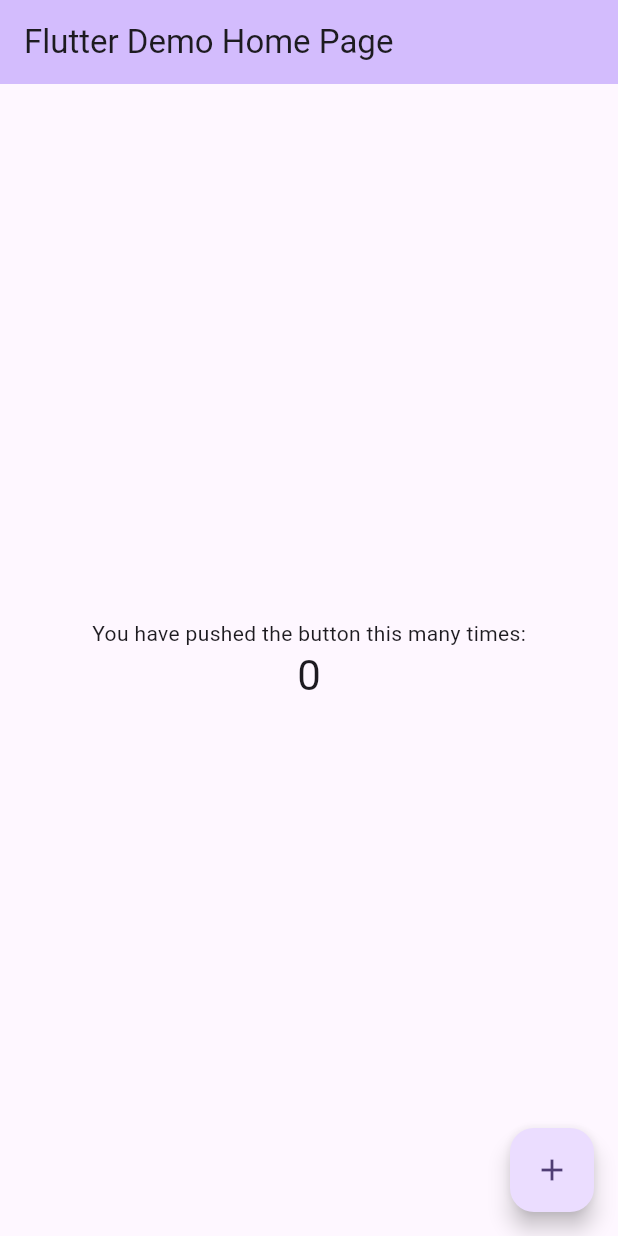
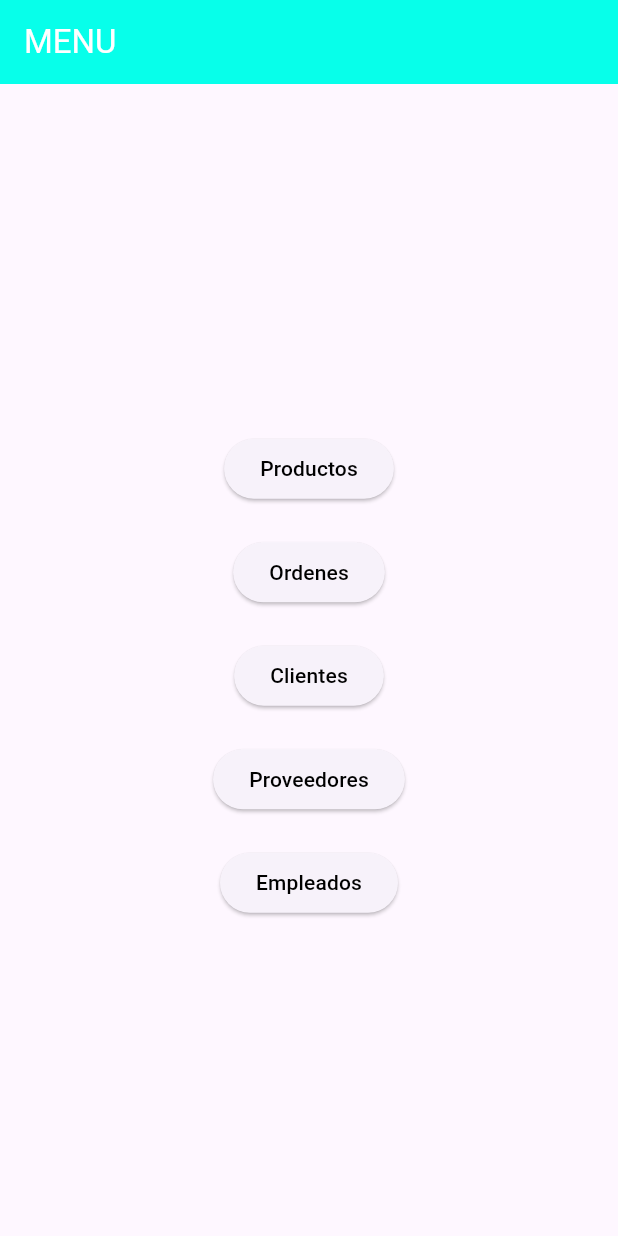
Before and after one commit to Noysen02/PM2, a Flutter app: the screen it shows after launch, on a phone screen of 412 x 824 dp. Run offline on Flutter 3.47's test engine with Material 3 defaults, Android fonts, the phone set to English and light mode, and no system bars.

Commit message:
Pantallas listas

```diff
--- a/pm2/lib/main.dart
+++ b/pm2/lib/main.dart
@@ -1,125 +1,20 @@
 import 'package:flutter/material.dart';
+import 'package:pm2/screen/menu.dart';
 
 void main() {
-  runApp(const MyApp());
+  runApp(Myapps());
 }
 
-class MyApp extends StatelessWidget {
-  const MyApp({super.key});
+//clase statelesswidget
 
-  // This widget is the root of your application.
+class Myapps extends StatelessWidget {
+  const Myapps({super.key});
+
   @override
   Widget build(BuildContext context) {
-    return MaterialApp(
-      title: 'Flutter Demo',
-      theme: ThemeData(
-        // This is the theme of your application.
-        //
-        // TRY THIS: Try running your application with "flutter run". You'll see
-        // the application has a purple toolbar. Then, without quitting the app,
-        // try changing the seedColor in the colorScheme below to Colors.green
-        // and then invoke "hot reload" (save your changes or press the "hot
-        // reload" button in a Flutter-supported IDE, or press "r" if you used
-        // the command line to start the app).
-        //
-        // Notice that the counter didn't reset back to zero; the application
-        // state is not lost during the reload. To reset the state, use hot
-        // restart instead.
-        //
-        // This works for code too, not just values: Most code changes can be
-        // tested with just a hot reload.
-        colorScheme: ColorScheme.fromSeed(seedColor: Colors.deepPurple),
-        useMaterial3: true,
-      ),
-      home: const MyHomePage(title: 'Flutter Demo Home Page'),
+    return const MaterialApp(
+      debugShowCheckedModeBanner: false,
+      home: menu(),
     );
   }
 }
-
-class MyHomePage extends StatefulWidget {
-  const MyHomePage({super.key, required this.title});
-
-  // This widget is the home page of your application. It is stateful, meaning
-  // that it has a State object (defined below) that contains fields that affect
-  // how it looks.
-
-  // This class is the configuration for the state. It holds the values (in this
-  // case the title) provided by the parent (in this case the App widget) and
-  // used by the build method of the State. Fields in a Widget subclass are
-  // always marked "final".
-
-  final String title;
-
-  @override
-  State<MyHomePage> createState() => _MyHomePageState();
-}
-
-class _MyHomePageState extends State<MyHomePage> {
-  int _counter = 0;
-
-  void _incrementCounter() {
-    setState(() {
-      // This call to setState tells the Flutter framework that something has
-      // changed in this State, which causes it to rerun the build method below
-      // so that the display can reflect the updated values. If we changed
-      // _counter without calling setState(), then the build method would not be
-      // called again, and so nothing would appear to happen.
-      _counter++;
-    });
-  }
-
-  @override
-  Widget build(BuildContext context) {
-    // This method is rerun every time setState is called, for instance as done
-    // by the _incrementCounter method above.
-    //
-    // The Flutter framework has been optimized to make rerunning build methods
-    // fast, so that you can just rebuild anything that needs updating rather
-    // than having to individually change instances of widgets.
-    return Scaffold(
-      appBar: AppBar(
-        // TRY THIS: Try changing the color here to a specific color (to
-        // Colors.amber, perhaps?) and trigger a hot reload to see the AppBar
-        // change color while the other colors stay the same.
-        backgroundColor: Theme.of(context).colorScheme.inversePrimary,
-        // Here we take the value from the MyHomePage object that was created by
-        // the App.build method, and use it to set our appbar title.
-        title: Text(widget.title),
-      ),
-      body: Center(
-        // Center is a layout widget. It takes a single child and positions it
-        // in the middle of the parent.
-        child: Column(
-          // Column is also a layout widget. It takes a list of children and
-          // arranges them vertically. By default, it sizes itself to fit its
-          // children horizontally, and tries to be as tall as its parent.
-          //
-          // Column has various properties to control how it sizes itself and
-          // how it positions its children. Here we use mainAxisAlignment to
-          // center the children vertically; the main axis here is the vertical
-          // axis because Columns are vertical (the cross axis would be
-          // horizontal).
-          //
-          // TRY THIS: Invoke "debug painting" (choose the "Toggle Debug Paint"
-          // action in the IDE, or press "p" in the console), to see the
-          // wireframe for each widget.
-          mainAxisAlignment: MainAxisAlignment.center,
-          children: <Widget>[
-            const Text(
-              'You have pushed the button this many times:',
-            ),
-            Text(
-              '$_counter',
-              style: Theme.of(context).textTheme.headlineMedium,
-            ),
-          ],
-        ),
-      ),
-      floatingActionButton: FloatingActionButton(
-        onPressed: _incrementCounter,
-        tooltip: 'Increment',
-        child: const Icon(Icons.add),
-      ), // This trailing comma makes auto-formatting nicer for build methods.
-    );
-  }
-}
--- /dev/null
+++ b/pm2/lib/screen/clientes.dart
@@ -0,0 +1,14 @@
+import 'package:flutter/material.dart';
+
+class clientes extends StatelessWidget {
+  const clientes({Key? key}) : super(key: key);
+
+  @override
+  Widget build(BuildContext context) {
+    return Scaffold(
+      appBar: AppBar(
+          backgroundColor: Color.fromARGB(255, 202, 142, 1),
+          title: const Text("Clientes")),
+    );
+  }
+}
--- /dev/null
+++ b/pm2/lib/screen/empleados.dart
@@ -0,0 +1,14 @@
+import 'package:flutter/material.dart';
+
+class empleados extends StatelessWidget {
+  const empleados({Key? key}) : super(key: key);
+
+  @override
+  Widget build(BuildContext context) {
+    return Scaffold(
+      appBar: AppBar(
+          backgroundColor: Color.fromARGB(255, 202, 142, 1),
+          title: const Text("Empleados")),
+    );
+  }
+}
--- /dev/null
+++ b/pm2/lib/screen/menu.dart
@@ -0,0 +1,74 @@
+import 'package:flutter/material.dart';
+import 'package:pm2/screen/clientes.dart';
+import 'package:pm2/screen/empleados.dart';
+import 'package:pm2/screen/ordenes.dart';
+import 'package:pm2/screen/productos.dart';
+import 'package:pm2/screen/proveedores.dart';
+
+class menu extends StatelessWidget {
+  const menu({Key? key}) : super(key: key);
+
+  @override
+  Widget build(BuildContext context) {
+    return Scaffold(
+        appBar: AppBar(
+          backgroundColor: Color.fromARGB(255, 7, 255, 234),
+          title: const Text(
+            "MENU",
+            style: TextStyle(color: Colors.white),
+          ),
+        ),
+        body: Center(
+          child: Column(
+            mainAxisAlignment: MainAxisAlignment.center,
+            children: <Widget>[
+              Text(""),
+              ElevatedButton(
+                  child:
+                      Text("Productos", style: TextStyle(color: Colors.black)),
+                  onPressed: () => {
+                        Navigator.push(
+                            context,
+                            MaterialPageRoute(
+                                builder: (context) => productos()))
+                      }),
+              Text(""),
+              ElevatedButton(
+                  child: Text("Ordenes", style: TextStyle(color: Colors.black)),
+                  onPressed: () => {
+                        Navigator.push(context,
+                            MaterialPageRoute(builder: (context) => ordenes()))
+                      }),
+              Text(""),
+              ElevatedButton(
+                  child:
+                      Text("Clientes", style: TextStyle(color: Colors.black)),
+                  onPressed: () => {
+                        Navigator.push(context,
+                            MaterialPageRoute(builder: (context) => clientes()))
+                      }),
+              Text(""),
+              ElevatedButton(
+                  child: Text("Proveedores",
+                      style: TextStyle(color: Colors.black)),
+                  onPressed: () => {
+                        Navigator.push(
+                            context,
+                            MaterialPageRoute(
+                                builder: (context) => proveedores()))
+                      }),
+              Text(""),
+              ElevatedButton(
+                  child:
+                      Text("Empleados", style: TextStyle(color: Colors.black)),
+                  onPressed: () => {
+                        Navigator.push(
+                            context,
+                            MaterialPageRoute(
+                                builder: (context) => empleados()))
+                      }),
+            ],
+          ),
+        ));
+  }
+}
--- /dev/null
+++ b/pm2/lib/screen/ordenes.dart
@@ -0,0 +1,14 @@
+import 'package:flutter/material.dart';
+
+class ordenes extends StatelessWidget {
+  const ordenes({Key? key}) : super(key: key);
+
+  @override
+  Widget build(BuildContext context) {
+    return Scaffold(
+      appBar: AppBar(
+          backgroundColor: Color.fromARGB(255, 202, 142, 1),
+          title: const Text("Ordenes")),
+    );
+  }
+}
--- /dev/null
+++ b/pm2/lib/screen/productos.dart
@@ -0,0 +1,15 @@
+//importar libreria material
+import 'package:flutter/material.dart';
+
+class productos extends StatelessWidget {
+  const productos({Key? key}) : super(key: key);
+
+  @override
+  Widget build(BuildContext context) {
+    return Scaffold(
+      appBar: AppBar(
+          backgroundColor: Color.fromARGB(255, 202, 142, 1),
+          title: const Text("Productos")),
+    );
+  }
+}
--- /dev/null
+++ b/pm2/lib/screen/proveedores.dart
@@ -0,0 +1,14 @@
+import 'package:flutter/material.dart';
+
+class proveedores extends StatelessWidget {
+  const proveedores({Key? key}) : super(key: key);
+
+  @override
+  Widget build(BuildContext context) {
+    return Scaffold(
+      appBar: AppBar(
+          backgroundColor: Color.fromARGB(255, 202, 142, 1),
+          title: const Text("Proveedores")),
+    );
+  }
+}
```
Also changed, not shown: pm2/pubspec.yaml (+5 -4 lines), 1 other file.
